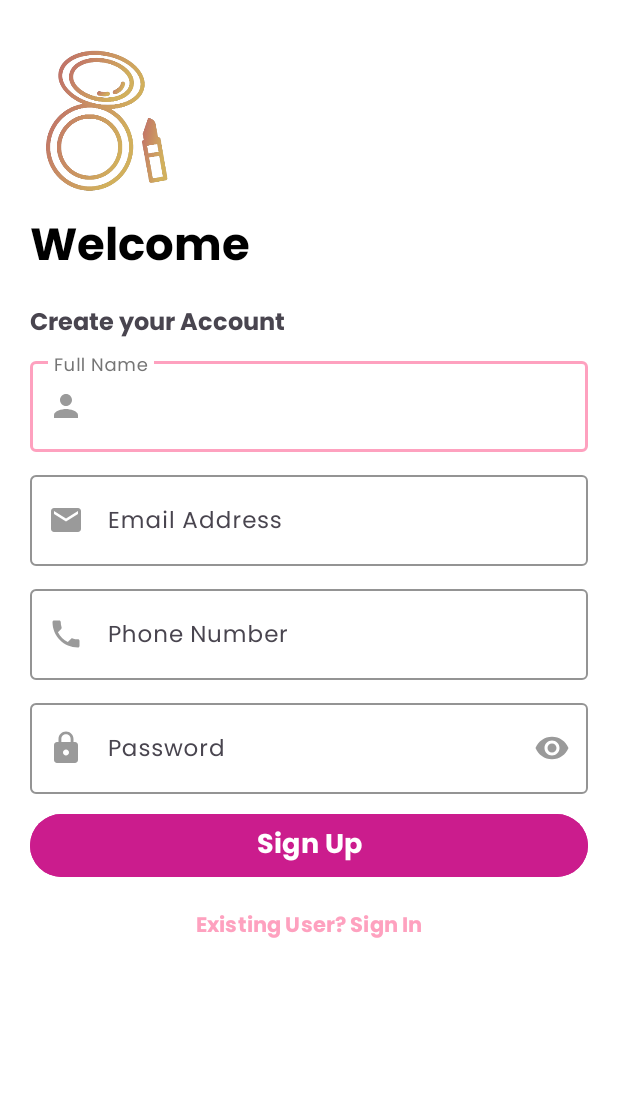
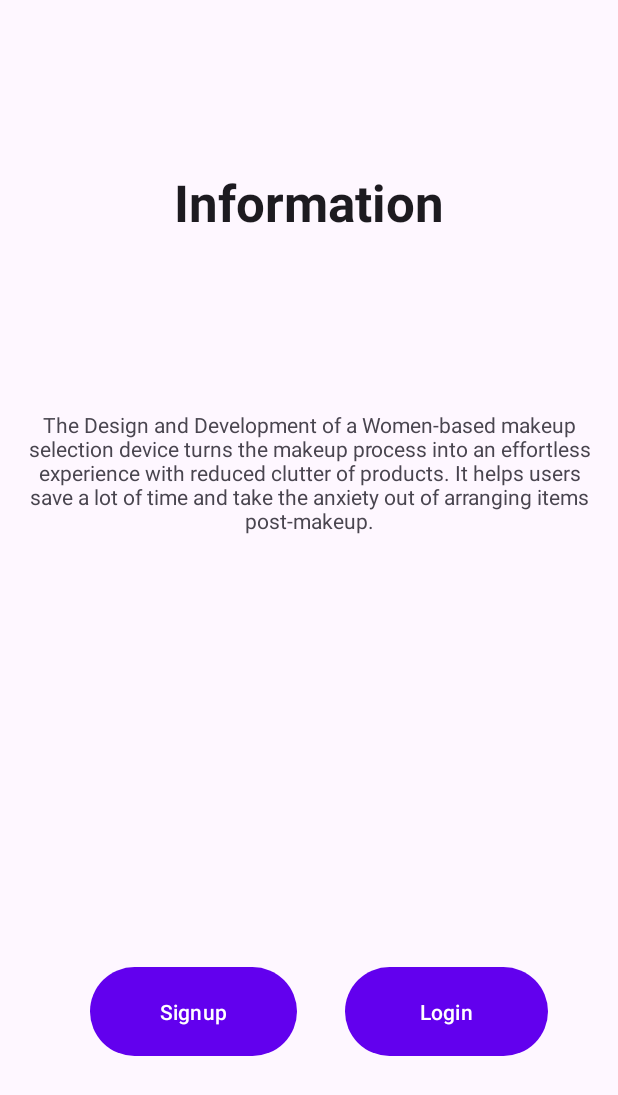
Before and after one commit to Saadkc/makeup-kit, an Android app: the screen it shows after launch (SignUp before the commit, informationScreen after it), on a phone screen of 412 x 824 dp. Shown: the top 1095 px of the screen. Run offline under Robolectric (Android 15) with nearby library versions, the phone set to English and light mode, and no system bars.

Commit message:
Third commit

```diff
--- a/app/build.gradle
+++ b/app/build.gradle
@@ -45,6 +45,7 @@ dependencies {
     implementation 'com.google.firebase:firebase-database:20.1.0'
     implementation 'com.google.firebase:firebase-auth:21.1.0'
     implementation 'com.google.firebase:firebase-core:19.0.0'
+    implementation 'com.google.firebase:firebase-firestore:24.4.5'
     testImplementation 'junit:junit:4.13.2'
     androidTestImplementation 'androidx.test.ext:junit:1.1.4'
     androidTestImplementation 'androidx.test.espresso:espresso-core:3.5.0'
--- a/app/src/main/java/com/automaticmakeupkit/automaticmakeupkit/MainActivity.java
+++ b/app/src/main/java/com/automaticmakeupkit/automaticmakeupkit/MainActivity.java
@@ -58,7 +58,7 @@ public class MainActivity extends AppCompatActivity {
         new Handler().postDelayed(new Runnable() {
             @Override
             public void run() {
-                Intent intent = new Intent(MainActivity.this, SignUp.class);
+                Intent intent = new Intent(MainActivity.this, informationScreen.class);
 
                 Pair[] pairs = new Pair[3];
                 pairs[0] = new Pair<View,String>(lottieAnimationView, "logo_image");
--- a/app/src/main/java/com/automaticmakeupkit/automaticmakeupkit/UserHelper.java
+++ b/app/src/main/java/com/automaticmakeupkit/automaticmakeupkit/UserHelper.java
@@ -12,6 +12,8 @@ public class UserHelper {
         this.emailAddress = emailAddress;
         this.phoneNumber = phoneNumber;
     }
+
+
 
     public String getFullName() {
         return fullName;
--- a/app/src/main/java/com/automaticmakeupkit/automaticmakeupkit/informationScreen.java
+++ b/app/src/main/java/com/automaticmakeupkit/automaticmakeupkit/informationScreen.java
@@ -7,11 +7,10 @@ import android.os.Bundle;
 import android.view.View;
 import android.widget.Button;
 
-public class information_screen extends AppCompatActivity {
+public class informationScreen extends AppCompatActivity {
 
-    Button button = findViewById(R.id.button);
-    Button button2 = findViewById(R.id.button2);
 
+    Button SignIn, login;
 
 
     @Override
@@ -19,15 +18,30 @@ public class information_screen extends AppCompatActivity {
         super.onCreate(savedInstanceState);
         setContentView(R.layout.activity_information_screen);
 
-        button.setOnClickListener(new View.OnClickListener() {
-            @Override
-            public void onClick(View view) {
-                // Create a new Intent to navigate to the second activity
-                Intent intent = new Intent(information_screen.this, SignUp.class);
+        SignIn = findViewById(R.id.button);
+        login = findViewById(R.id.button2);
 
-                // Start the second activity using the Intent
-                startActivity(intent);
-            }
-        });
+        System.out.println(SignIn);
+
+//        button.setOnClickListener(new View.OnClickListener() {
+//            @Override
+//            public void onClick(View view) {
+//                // Create a new Intent to navigate to the second activity
+//                Intent intent = new Intent(informationScreen.this, SignUp.class);
+//
+//                // Start the second activity using the Intent
+//                startActivity(intent);
+//            }
+//        });
+    }
+
+    public void LoginScreen (View view){
+        Intent intent = new Intent(informationScreen.this, Login.class);
+        startActivity(intent);
+    }
+
+    public void SignupScreen (View view){
+        Intent intent = new Intent(informationScreen.this, SignUp.class);
+        startActivity(intent);
     }
 }
--- a/app/src/main/res/layout/activity_information_screen.xml
+++ b/app/src/main/res/layout/activity_information_screen.xml
@@ -4,6 +4,50 @@
     xmlns:tools="http://schemas.android.com/tools"
     android:layout_width="match_parent"
     android:layout_height="match_parent"
-    tools:context=".information_screen">
+    tools:context=".informationScreen">
 
+    <TextView
+        android:id="@+id/textView"
+        android:layout_width="wrap_content"
+        android:layout_height="wrap_content"
+        android:layout_marginTop="112dp"
+        android:fontFamily="sans-serif"
+        android:text="Information"
+        android:textAppearance="@style/TextAppearance.AppCompat.Large"
+        android:textSize="34sp"
+        android:textStyle="bold"
+        app:layout_constraintEnd_toEndOf="parent"
+        app:layout_constraintStart_toStartOf="parent"
+        app:layout_constraintTop_toTopOf="parent" />
+
+    <TextView
+        android:id="@+id/textView2"
+        android:layout_width="wrap_content"
+        android:layout_height="wrap_content"
+        android:layout_marginTop="116dp"
+        android:text="The Design and Development of a Women-based makeup selection device turns the makeup process into an effortless experience with reduced clutter of products. It helps users save a lot of time and take the anxiety out of arranging items post-makeup."
+        android:textAlignment="center"
+        app:layout_constraintStart_toStartOf="parent"
+        app:layout_constraintTop_toBottomOf="@+id/textView" />
+
+    <Button
+        android:id="@+id/button"
+        android:layout_width="138dp"
+        android:layout_height="67dp"
+        android:layout_marginStart="60dp"
+        android:onClick="SignupScreen"
+        android:text="Signup"
+        app:layout_constraintBaseline_toBaselineOf="@+id/button2"
+        app:layout_constraintStart_toStartOf="parent" />
+
+    <Button
+        android:id="@+id/button2"
+        android:layout_width="135dp"
+        android:layout_height="67dp"
+        android:layout_marginStart="32dp"
+        android:layout_marginBottom="116dp"
+        android:onClick="LoginScreen"
+        android:text="Login"
+        app:layout_constraintBottom_toBottomOf="parent"
+        app:layout_constraintStart_toEndOf="@+id/button" />
 </androidx.constraintlayout.widget.ConstraintLayout>
```
Also changed, not shown: app/src/main/AndroidManifest.xml (+7 -1 lines), app/src/main/java/com/automaticmakeupkit/automaticmakeupkit/Dashboard.java (+7 -0 lines), app/src/main/java/com/automaticmakeupkit/automaticmakeupkit/SignUp.java (+67 -46 lines), app/src/main/java/com/automaticmakeupkit/automaticmakeupkit/occasionScreen.java (added, +14 -0 lines), app/src/main/res/layout/activity_dashboard.xml (+26 -0 lines), app/src/main/res/layout/activity_occasion_screen.xml (added, +88 -0 lines), app/src/main/res/values/strings.xml (+9 -0 lines), app/src/main/res/drawable/powerbutton.jpg (added), app/src/main/res/drawable/powerbutton_removebg_preview.png (added).
